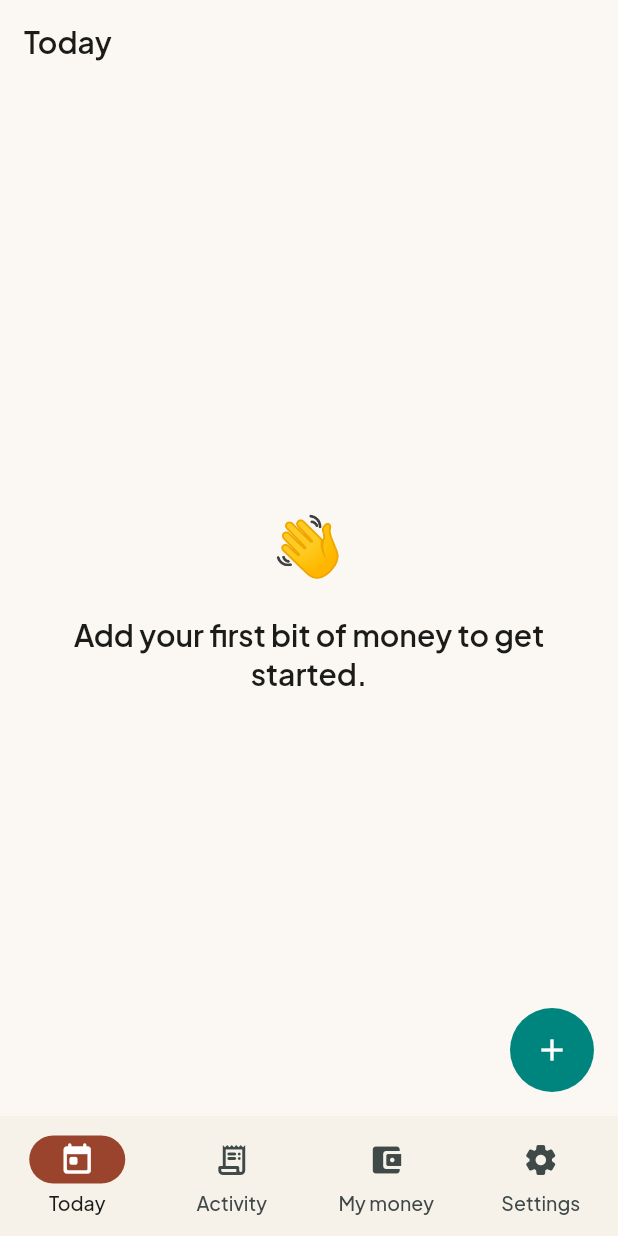
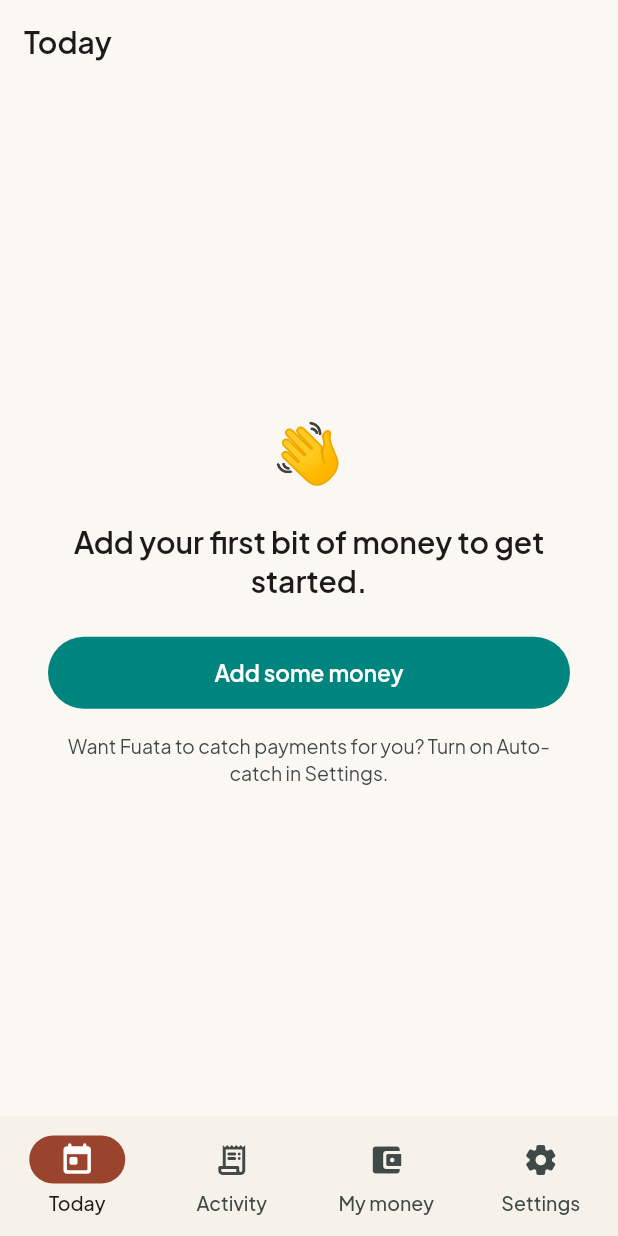
Before and after one commit to MoMalley254/fuata, a Flutter app: the HomeScreen screen opened by its route, on a phone screen of 412 x 824 dp. Run offline on Flutter 3.47's test engine with Material 3 defaults, Android fonts, the phone set to English and light mode, and no system bars; our stand-ins replace drift, flutter_local_notifications, flutter_riverpod, flutter_secure_storage, flutter_smart_dialog, go_router and 1 more; accounts and stored records are empty; generated files the repository leaves out were written again.

Commit message:
fix(ui): Empty Home needs a call to action
Closes #116

- Empty Home now carries the one action that works: a FilledButton opening showEditUnitSheet.
- Floating + is hidden while units.isEmpty, since it opens a sheet that says "add some money first".
- A quiet line points at Settings → Auto-catch for the person who skipped that step too.

```diff
--- a/lib/ui/screens/home_screen.dart
+++ b/lib/ui/screens/home_screen.dart
@@ -59,10 +59,15 @@ class HomeScreen extends ConsumerWidget {
           ),
         ),
       ),
-      floatingActionButton: FloatingActionButton(
+      // #116: the + adds a transaction, which needs a unit to attach to.
+// On a fresh install there is nothing to attach to, so the Empty Home
+// state carries the only action that works — adding the first unit.
+      floatingActionButton: (homeAsync.value?.units.isNotEmpty ?? false)
+          ? FloatingActionButton(
         onPressed: () => showAddTransactionSheet(context),
         child: const Icon(Icons.add),
-      ),
+      )
+          : null,
     );
   }
 }
@@ -559,7 +564,7 @@ class EmptyHome extends StatelessWidget {
   Widget build(BuildContext context) {
     final c = context.colors;
     return Center(
-      child: Padding(
+      child: SingleChildScrollView(
         padding: const EdgeInsets.all(AppSpacing.xl),
         child: Column(
           mainAxisSize: MainAxisSize.min,
@@ -571,6 +576,24 @@ class EmptyHome extends StatelessWidget {
               style: AppTypography.headlineSm.copyWith(color: c.onSurface),
               textAlign: TextAlign.center,
             ),
+            const SizedBox(height: AppSpacing.lg),
+            // #116: a real action, not a dead end. The floating + adds a
+            // transaction, which needs a unit to attach to — so the first
+            // thing to do is add the unit itself.
+            SizedBox(
+              width: double.infinity,
+              child: FilledButton(
+                onPressed: () => showEditUnitSheet(context),
+                child: const Text('Add some money'),
+              ),
+            ),
+            const SizedBox(height: AppSpacing.md),
+            Text(
+              'Want Fuata to catch payments for you? Turn on Auto-catch '
+                  'in Settings.',
+              textAlign: TextAlign.center,
+              style: AppTypography.bodySm.copyWith(color: c.onSurfaceVariant),
+            ),
           ],
         ),
       ),
```
Also changed, not shown: 2 other files.
